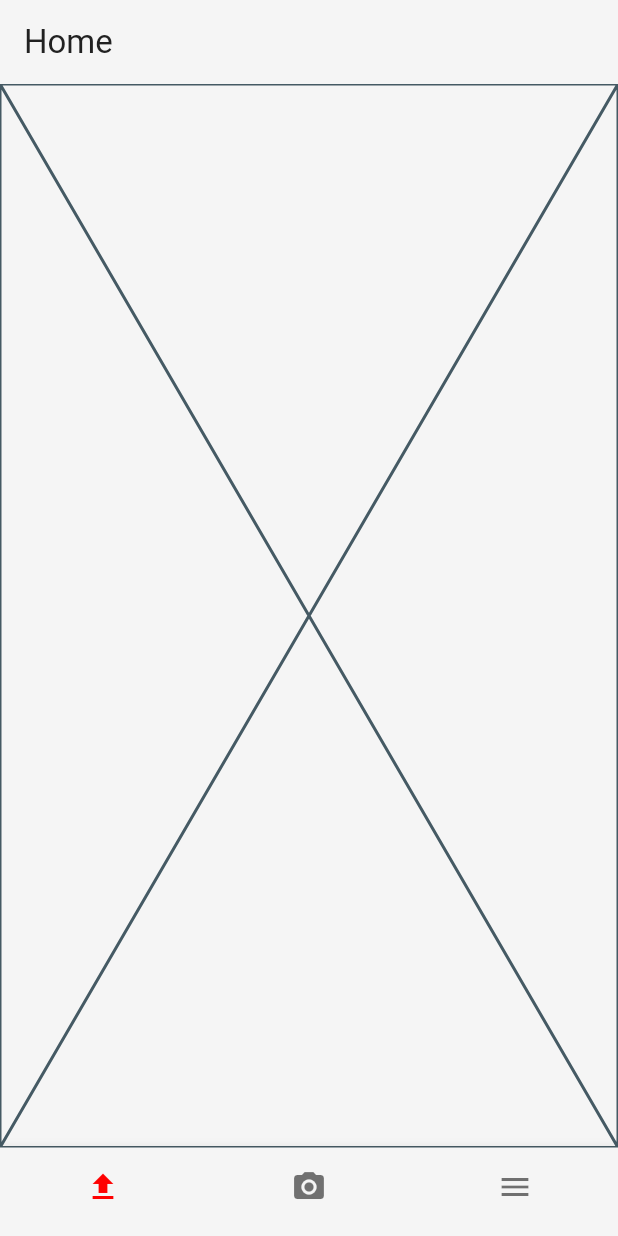
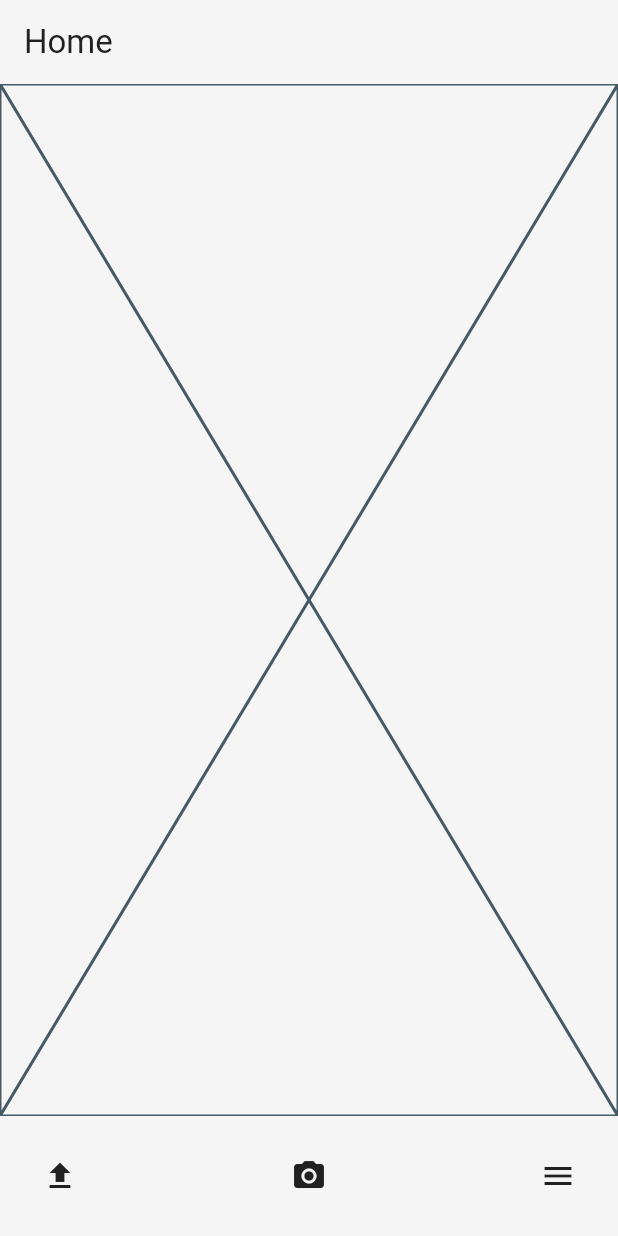
Before and after one commit to fhstp/ergo4all, a Flutter app: the HomeScreen screen opened directly, on a phone screen of 412 x 824 dp. Run offline on Flutter 3.47's test engine with Material 3 defaults, Android fonts, the phone set to English and light mode, and no system bars.

Commit message:
use different app bar
Previously we used the BottomNavigationBar for the home bottom bar. But since that bar is not actually a navigation bar, the BottomAppBar makes more sense

```diff
--- a/lib/screens/home.dart
+++ b/lib/screens/home.dart
@@ -10,15 +10,15 @@ class HomeScreen extends StatelessWidget {
         title: const Text("Home"),
       ),
       body: const Placeholder(),
-      bottomNavigationBar: BottomNavigationBar(
-        showSelectedLabels: false,
-        showUnselectedLabels: false,
-        items: const [
-          BottomNavigationBarItem(icon: Icon(Icons.upload), label: ""),
-          BottomNavigationBarItem(icon: Icon(Icons.camera_alt), label: ""),
-          BottomNavigationBarItem(icon: Icon(Icons.menu), label: "")
+      bottomNavigationBar: BottomAppBar(
+          child: Row(
+        mainAxisAlignment: MainAxisAlignment.spaceBetween,
+        children: [
+          IconButton(onPressed: () {}, icon: const Icon(Icons.upload)),
+          IconButton(onPressed: () {}, icon: const Icon(Icons.camera_alt)),
+          IconButton(onPressed: () {}, icon: const Icon(Icons.menu)),
         ],
-      ),
+      )),
     );
   }
 }
```
